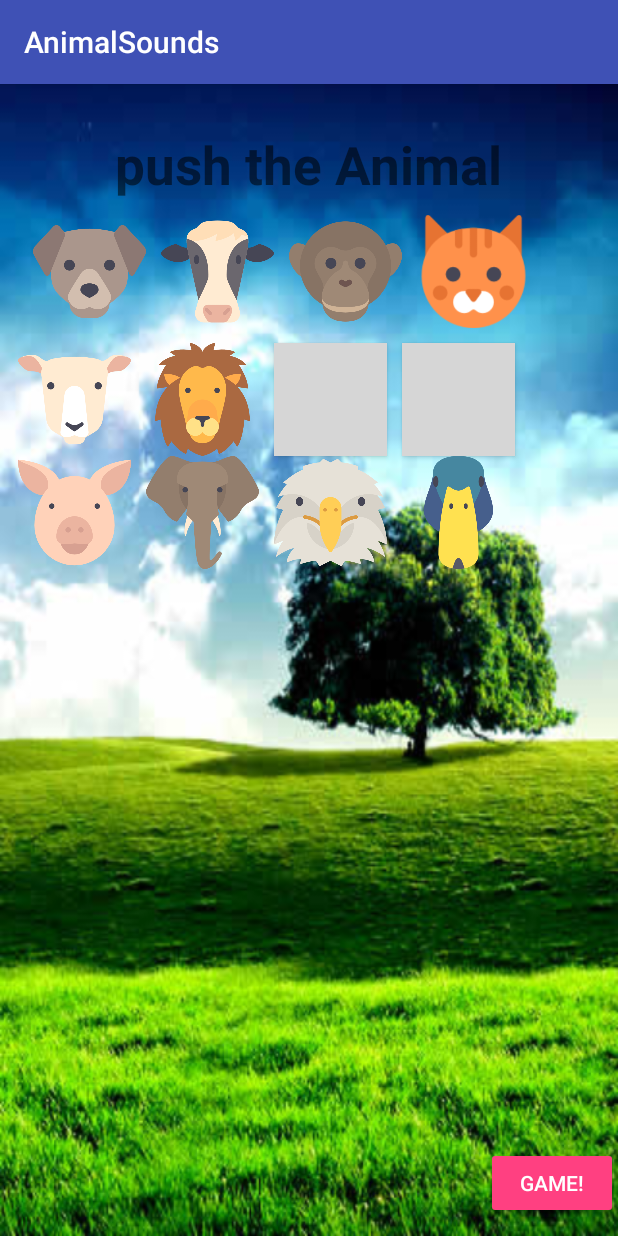
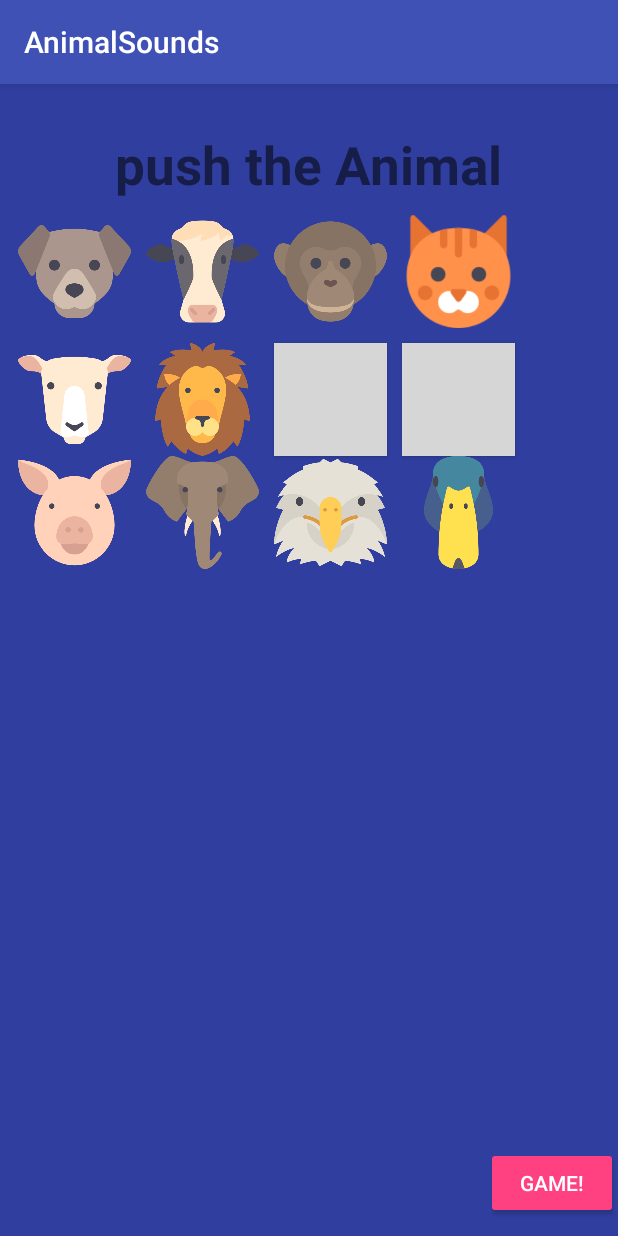
Before and after one commit to Rasti003/Android-Studio, an Android app: the screen it shows after launch (SoundButtonActivity), on a phone screen of 412 x 824 dp. Run offline under Robolectric (Android 15) with nearby library versions, the phone set to English and light mode, and no system bars; grey boxes are pictures that could not be loaded.

Commit message:
new background

```diff
--- a/AnimalSounds/app/src/main/res/layout/activity_sound_button.xml
+++ b/AnimalSounds/app/src/main/res/layout/activity_sound_button.xml
@@ -6,7 +6,8 @@
 android:layout_width="fill_parent"
 android:layout_height="fill_parent"
 
-    android:background="@drawable/wallpaper">
+    android:background="#64d8fe"
+  android:backgroundTint="@color/colorPrimaryDark"  >
     tools:context="com.example.przem.animalsounds.SoundButtonActivity">
 
     <TextView
@@ -31,7 +32,7 @@ android:layout_height="fill_parent"
         android:id="@+id/button_dog"
         android:layout_width="75dp"
         android:layout_height="75dp"
-        android:layout_marginStart="10dp"
+
         android:background="@drawable/dog"
         android:layout_marginTop="10dp"
         android:onClick="popup"
```
